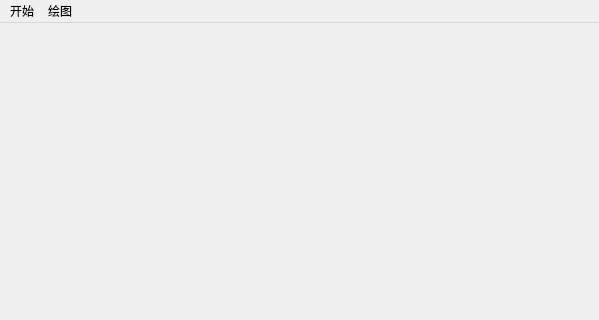
Qt form KvImage/KvImage.ui (WHULS/KvImage) before a commit; both pictures show x 0 to 599 and y 0 to 320 of the 599 by 541 pixel window.
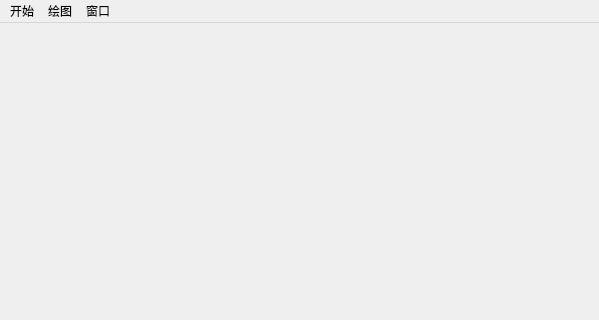
The same form after that commit.

The edit to the form file:
```diff
--- a/KvImage/KvImage.ui
+++ b/KvImage/KvImage.ui
@@ -41,8 +41,15 @@
     <addaction name="action_draw_rectangle"/>
     <addaction name="action_draw_rotate_rectangle"/>
    </widget>
+   <widget class="QMenu" name="menu_3">
+    <property name="title">
+     <string>窗口</string>
+    </property>
+    <addaction name="action_vector_win"/>
+   </widget>
    <addaction name="menu"/>
    <addaction name="menu_2"/>
+   <addaction name="menu_3"/>
   </widget>
   <widget class="QStatusBar" name="statusBar"/>
   <action name="action_open_image">
```
Left out of the diff: 32 changed lines with no effect on the pictures.
